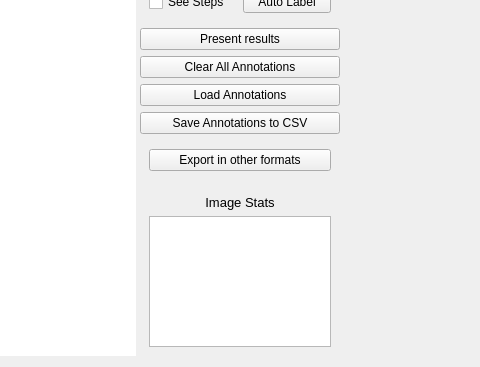
Qt form ui/pages/ImageLabeling.ui (JWrightZuri/ScanBound) before a commit; both pictures show x 452 to 932 and y 517 to 884 of the 1107 by 884 pixel window.
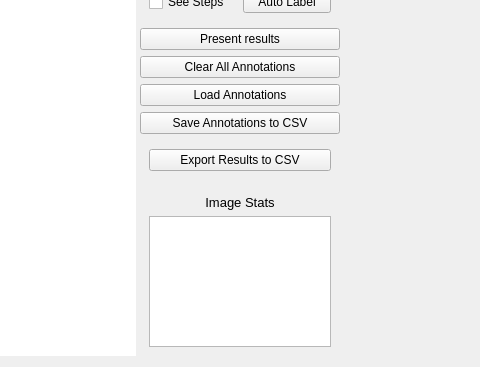
The same form after that commit. Icons and pictures are not drawn.

Patch:
```diff
--- a/ui/pages/ImageLabeling.ui
+++ b/ui/pages/ImageLabeling.ui
@@ -550,7 +550,7 @@
             <item>
              <widget class="QPushButton" name="pushButton_15">
               <property name="text">
-               <string>Export in other formats</string>
+               <string>Export Results to CSV</string>
               </property>
              </widget>
             </item>
```
Left out of the diff: 10 changed lines with no effect on the pictures.
